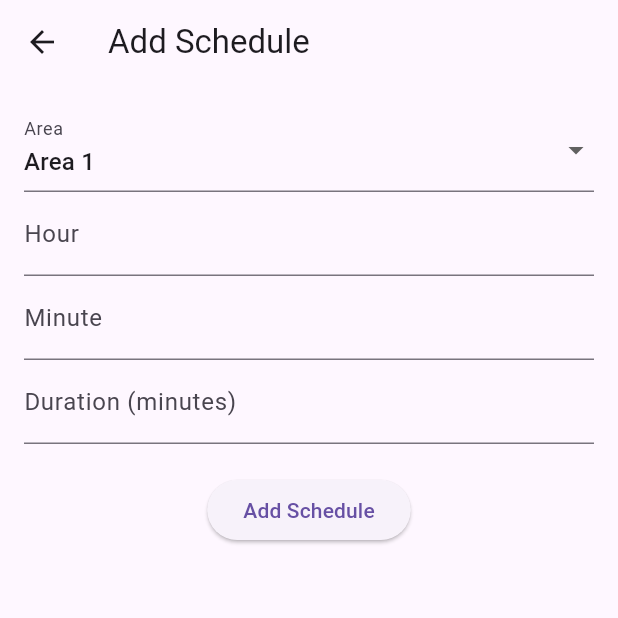
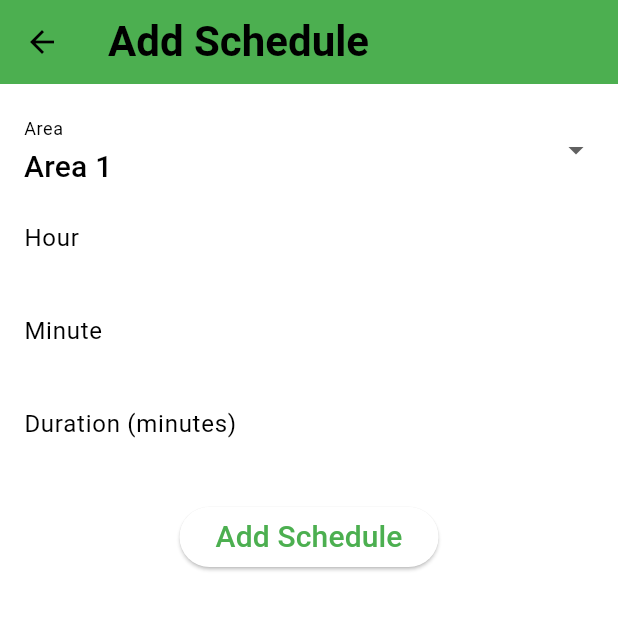
Before and after one commit to WiedjajaAtmadja/flutter_application_fertigation, a Flutter app: the screen it shows after launch, after a tap on the "add" icon, on a phone screen of 412 x 824 dp, the top half of it. Run offline on Flutter 3.47's test engine with Material 3 defaults, Android fonts, the phone set to English and light mode, and no system bars.

Commit message:
Increase readability and set theme to green

```diff
--- a/lib/main.dart
+++ b/lib/main.dart
@@ -12,13 +12,45 @@ class MyApp extends StatelessWidget {
   @override
   Widget build(BuildContext context) {
     return ChangeNotifierProvider(
-      create: (context) => ScheduleProvider(),
+      create: (_) => ScheduleProvider(),
       child: MaterialApp(
-        title: 'Scheduler App',
+        title: 'Scheduler',
         theme: ThemeData(
-          primarySwatch: Colors.blue,
-          visualDensity: VisualDensity.adaptivePlatformDensity,
+          primaryColor: Colors.green,
+          colorScheme: ColorScheme.fromSwatch(
+            primarySwatch: Colors.green,
+          ),
+          appBarTheme: AppBarTheme(
+            backgroundColor: Colors.green,
+          ),
+          floatingActionButtonTheme: FloatingActionButtonThemeData(
+            backgroundColor: Colors.green,
+          ),
+          textTheme: TextTheme(
+            headlineSmall: TextStyle(
+                fontSize: 28, fontWeight: FontWeight.bold, color: Colors.black),
+            bodyMedium: TextStyle(fontSize: 20, color: Colors.black),
+          ),
         ),
+        darkTheme: ThemeData(
+          primaryColor: Colors.green,
+          colorScheme: ColorScheme.fromSwatch(
+            primarySwatch: Colors.green,
+            brightness: Brightness.dark,
+          ),
+          appBarTheme: AppBarTheme(
+            backgroundColor: Colors.green,
+          ),
+          floatingActionButtonTheme: FloatingActionButtonThemeData(
+            backgroundColor: Colors.green,
+          ),
+          textTheme: TextTheme(
+            headlineSmall: TextStyle(
+                fontSize: 28, fontWeight: FontWeight.bold, color: Colors.white),
+            bodyMedium: TextStyle(fontSize: 20, color: Colors.white),
+          ),
+        ),
+        themeMode: ThemeMode.system,
         home: HomePage(),
         routes: {
           '/input': (context) => InputPage(),
--- a/lib/screens/home_page.dart
+++ b/lib/screens/home_page.dart
@@ -9,7 +9,8 @@ class HomePage extends StatelessWidget {
 
     return Scaffold(
       appBar: AppBar(
-        title: Text('Scheduler'),
+        title:
+            Text('Scheduler', style: Theme.of(context).textTheme.headlineSmall),
       ),
       body: ListView.builder(
         itemCount: 3, // There are 3 areas
@@ -18,14 +19,22 @@ class HomePage extends StatelessWidget {
           List schedules =
               scheduleProvider.schedules.where((s) => s.area == area).toList();
 
-          return ExpansionTile(
-            title: Text('Area $area'),
-            children: schedules.map((schedule) {
-              return ListTile(
-                title: Text(
-                    'Time: ${schedule.hour}:${schedule.minute}, Duration: ${schedule.duration} min'),
-              );
-            }).toList(),
+          return Card(
+            margin: EdgeInsets.all(12.0),
+            color: Theme.of(context).cardColor.withOpacity(0.7),
+            child: ExpansionTile(
+              backgroundColor: Theme.of(context).cardColor,
+              title: Text('Area $area',
+                  style: Theme.of(context).textTheme.headlineSmall),
+              children: schedules.map((schedule) {
+                return ListTile(
+                  title: Text(
+                    'Time: ${schedule.hour}:${schedule.minute}, Duration: ${schedule.duration} min',
+                    style: Theme.of(context).textTheme.bodyMedium,
+                  ),
+                );
+              }).toList(),
+            ),
           );
         },
       ),
--- a/lib/screens/input_page.dart
+++ b/lib/screens/input_page.dart
@@ -19,7 +19,8 @@ class _InputPageState extends State<InputPage> {
   Widget build(BuildContext context) {
     return Scaffold(
       appBar: AppBar(
-        title: Text('Add Schedule'),
+        title: Text('Add Schedule',
+            style: Theme.of(context).textTheme.headlineSmall),
       ),
       body: Padding(
         padding: const EdgeInsets.all(16.0),
@@ -33,7 +34,7 @@ class _InputPageState extends State<InputPage> {
                 items: [1, 2, 3].map((area) {
                   return DropdownMenuItem(
                     value: area,
-                    child: Text('Area $area'),
+                    child: Text('Area $area', style: TextStyle(fontSize: 20)),
                   );
                 }).toList(),
                 onChanged: (value) {
@@ -63,6 +64,7 @@ class _InputPageState extends State<InputPage> {
                   }
                   return null;
                 },
+                style: TextStyle(fontSize: 20),
               ),
               TextFormField(
                 decoration: InputDecoration(labelText: 'Minute'),
@@ -79,6 +81,7 @@ class _InputPageState extends State<InputPage> {
                   }
                   return null;
                 },
+                style: TextStyle(fontSize: 20),
               ),
               TextFormField(
                 decoration: InputDecoration(labelText: 'Duration (minutes)'),
@@ -92,6 +95,7 @@ class _InputPageState extends State<InputPage> {
                   }
                   return null;
                 },
+                style: TextStyle(fontSize: 20),
               ),
               SizedBox(height: 20),
               ElevatedButton(
@@ -109,7 +113,7 @@ class _InputPageState extends State<InputPage> {
                     Navigator.pop(context);
                   }
                 },
-                child: Text('Add Schedule'),
+                child: Text('Add Schedule', style: TextStyle(fontSize: 20)),
               ),
             ],
           ),
```
